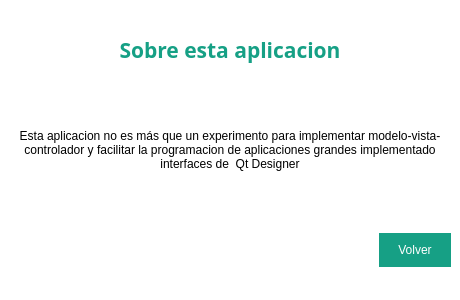
JuanLoaiza007/mvc-python, file views/vista_sobre_nosotros.ui: the form before one commit.
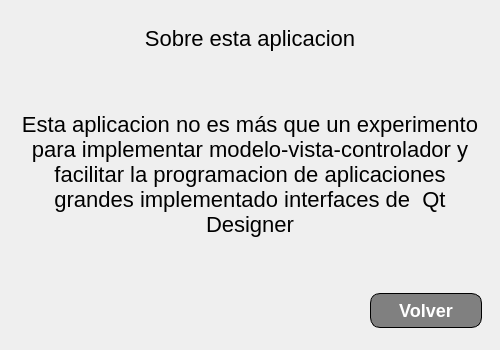
The form after the commit.

```diff
--- a/views/vista_sobre_nosotros.ui
+++ b/views/vista_sobre_nosotros.ui
@@ -6,25 +6,449 @@
    <rect>
     <x>0</x>
     <y>0</y>
-    <width>460</width>
-    <height>300</height>
+    <width>500</width>
+    <height>350</height>
    </rect>
   </property>
   <property name="minimumSize">
    <size>
-    <width>460</width>
-    <height>300</height>
+    <width>500</width>
+    <height>350</height>
    </size>
   </property>
   <property name="maximumSize">
    <size>
-    <width>460</width>
-    <height>300</height>
+    <width>500</width>
+    <height>350</height>
    </size>
   </property>
   <property name="windowTitle">
    <string>MainWindow</string>
   </property>
+  <property name="styleSheet">
+   <string notr="true">/*
+ *
+ *  Simple Stylesheet inspired on Bootstrap for Qt Designer / Qt Creator 
+ *  File: bootstylesheet.css
+ *  Author: JuanLoaiza007
+ *  Version: 1.1.0
+ *
+ */
+
+/*  # Español
+ *  Instrucciones para aplicar en Qt Designer / Qt Creator
+ *  1. Busque la vista de Inspector de objetos &gt;&gt; Objeto &gt;&gt; &quot;MainWindow&quot;.
+ *  2. Dale clic derecho a &quot;MainWindow&quot; y seleccione &quot;Cambiar HojaDeEstilos&quot; o algo similar.
+ *  3. Pegue el contenido de este archivo ahí.
+ *  4. De clic en Aplicar y Aceptar.
+ *  5. Para aplicar los estilos seleccione un objeto, en el Editor de Propiedades agregue un Filtro tipo cadena de texto y nombrelo &quot;class&quot;.
+ *  6. En el Editor de Propiedades habrá una seccion nueva llamada &quot;Propiedades dinámicas&quot; y una propiedad llamada &quot;class&quot;, en la casilla de la derecha aplique todos los estilos que desee, eg. &quot;btn btn-outline-primary br-4&quot;. 
+ */
+
+/*  # English
+ *  Instructions to apply in Qt Designer / Qt Creator
+ *  1. Keep an eye on the Object Inspector &gt;&gt; Object &gt;&gt; &quot;MainWindow&quot;.
+ *  2. Right click on &quot;MainWindow&quot; and select &quot;Change StyleSheet&quot; or something similar.
+ *  3. Paste the content of this file there.
+ *  4. Click Apply and Accept.
+ *  5. To apply the styles, select an object, in the Properties Editor add a Text String Filter and name it &quot;class&quot;.
+ *  6. In the Property Editor there will be a new section called &quot;Dynamic Properties&quot; and a property called &quot;class&quot;, in the box on the right apply all the styles you want, eg. &quot;btn btn-outline-primary br-4&quot;. 
+ */
+
+QMainWindow {
+  font-family: &quot;sans-serif&quot;;
+}
+
+QLabel {
+  font-size: 22px;
+}
+
+QTextEdit {
+  border: 1px solid;
+}
+
+/* Background colors */
+.background-white {
+  background-color: white;
+}
+.background-light {
+  background-color: #f8f9fa;
+}
+.background-black {
+  background-color: black;
+}
+.background-primary {
+  background-color: #0d6efd;
+}
+.background-success {
+  background-color: #198754;
+}
+.background-warning {
+  background-color: #ffc720;
+}
+.background-danger {
+  background-color: #dc3545;
+}
+
+/* Colors */
+.color-white {
+  color: white;
+}
+.color-light {
+  color: #f8f9fa;
+}
+.color-black {
+  color: black;
+}
+.color-primary {
+  color: #0d6efd;
+}
+.color-success {
+  color: #198754;
+}
+.color-warning {
+  color: #ffc720;
+}
+.color-danger {
+  color: #dc3545;
+}
+
+/* Buttons */
+QPushButton {
+  font-weight: 500;
+  color: white;
+  background-color: gray;
+  padding: 6px 12px;
+  font-size: 18px;
+  border-radius: 10px;
+  border: 1px solid;
+}
+
+.btn {
+  font-weight: 500;
+  color: white;
+  background-color: gray;
+  padding: 6px 12px;
+  font-size: 18px;
+  border-radius: 10px;
+  border: 1px solid;
+}
+
+.btn-primary {
+  color: #fff;
+  background-color: #0d6efd;
+  border-color: #0d6efd;
+}
+.btn-primary:hover {
+  color: #fff;
+  background-color: #0b5ed7;
+  border-color: #0a58ca;
+}
+
+.btn-secondary {
+  color: #fff;
+  background-color: #6c757d;
+  border-color: #6c757d;
+}
+.btn-secondary:hover {
+  color: #fff;
+  background-color: #5c636a;
+  border-color: #565e64;
+}
+
+.btn-success {
+  color: #fff;
+  background-color: #198754;
+  border-color: #198754;
+}
+.btn-success:hover {
+  color: #fff;
+  background-color: #157347;
+  border-color: #146c43;
+}
+
+.btn-warning {
+  color: #000;
+  background-color: #ffc107;
+  border-color: #ffc107;
+}
+.btn-warning:hover {
+  color: #000;
+  background-color: #ffca2c;
+  border-color: #ffc720;
+}
+
+.btn-danger {
+  color: #fff;
+  background-color: #dc3545;
+  border-color: #dc3545;
+}
+.btn-danger:hover {
+  color: #fff;
+  background-color: #bb2d3b;
+  border-color: #b02a37;
+}
+
+.btn-light {
+  color: #000;
+  background-color: #f8f9fa;
+  border-color: #f8f9fa;
+}
+.btn-light:hover {
+  color: #000;
+  background-color: #f9fafb;
+  border-color: #f9fafb;
+}
+
+.btn-dark {
+  color: #fff;
+  background-color: #212529;
+  border-color: #212529;
+}
+.btn-dark:hover {
+  color: #fff;
+  background-color: #1c1f23;
+  border-color: #1a1e21;
+}
+
+.btn-outline-primary {
+  background-color: white;
+  color: #0d6efd;
+  border-color: #0d6efd;
+}
+.btn-outline-primary:hover {
+  color: #fff;
+  background-color: #0d6efd;
+  border-color: #0d6efd;
+}
+
+.btn-outline-secondary {
+  background-color: white;
+  color: #6c757d;
+  border-color: #6c757d;
+}
+.btn-outline-secondary:hover {
+  color: #fff;
+  background-color: #6c757d;
+  border-color: #6c757d;
+}
+
+.btn-outline-success {
+  background-color: white;
+  color: #198754;
+  border-color: #198754;
+}
+.btn-outline-success:hover {
+  color: #fff;
+  background-color: #198754;
+  border-color: #198754;
+}
+
+.btn-outline-info {
+  background-color: white;
+  color: #0dcaf0;
+  border-color: #0dcaf0;
+}
+.btn-outline-info:hover {
+  color: #000;
+  background-color: #0dcaf0;
+}
+
+.btn-outline-warning {
+  background-color: white;
+  color: #ffc107;
+  border-color: #ffc107;
+}
+.btn-outline-warning:hover {
+  color: #000;
+  background-color: #ffc107;
+  border-color: #ffc107;
+}
+
+.btn-outline-danger {
+  background-color: white;
+  color: #dc3545;
+  border-color: #dc3545;
+}
+.btn-outline-danger:hover {
+  color: #fff;
+  background-color: #dc3545;
+  border-color: #dc3545;
+}
+
+.btn-outline-light {
+  background-color: #41464b;
+  color: #f8f9fa;
+  border-color: #f8f9fa;
+}
+.btn-outline-light:hover {
+  color: #000;
+  background-color: #f8f9fa;
+  border-color: #f8f9fa;
+}
+
+.btn-outline-dark {
+  background-color: white;
+  color: #212529;
+  border-color: #212529;
+}
+.btn-outline-dark:hover {
+  color: #fff;
+  background-color: #212529;
+  border-color: #212529;
+}
+
+.btn-link {
+  background-color: white;
+  font-weight: 400;
+  color: #0d6efd;
+  text-decoration: underline;
+}
+.btn-link:hover {
+  color: #0a58ca;
+}
+
+/* Border styles */
+.nb {
+  border: 0px solid;
+}
+
+.bt-1 {
+  border-top: 1px solid;
+}
+.bb-1 {
+  border-bottom: 1px solid;
+}
+.bl-1 {
+  border-left: 1px solid;
+}
+.br-1 {
+  border-right: 1px solid;
+}
+.bt-2 {
+  border-top: 2px solid;
+}
+.bb-2 {
+  border-bottom: 2px solid;
+}
+.bl-2 {
+  border-left: 2px solid;
+}
+.br-2 {
+  border-right: 2px solid;
+}
+.bt-3 {
+  border-top: 3px solid;
+}
+.bb-3 {
+  border-bottom: 3px solid;
+}
+.bl-3 {
+  border-left: 3px solid;
+}
+.br-3 {
+  border-right: 3px solid;
+}
+.bt-4 {
+  border-top: 4px solid;
+}
+.bb-4 {
+  border-bottom: 4px solid;
+}
+.bl-4 {
+  border-left: 4px solid;
+}
+.br-4 {
+  border-right: 4px solid;
+}
+
+.br-1 {
+  border-radius: 10px;
+}
+
+.br-2 {
+  border-radius: 15px;
+}
+
+.br-3 {
+  border-radius: 20px;
+}
+
+.br-4 {
+  border-radius: 25px;
+}
+
+/* Title sizes */
+.h1 {
+  font-size: 42px;
+}
+
+.h2 {
+  font-size: 36px;
+}
+
+.h3 {
+  font-size: 32px;
+}
+
+.h4 {
+  font-size: 28px;
+}
+
+.h5 {
+  font-size: 22px;
+}
+
+.h6 {
+  font-size: 18px;
+}
+
+/* Alerts */
+.alert {
+  border: 1px solid;
+}
+
+.alert-primary {
+  color: #084298;
+  background-color: #cfe2ff;
+  border-color: #b6d4fe;
+}
+.alert-secondary {
+  color: #41464b;
+  background-color: #e2e3e5;
+  border-color: #d3d6d8;
+}
+.alert-success {
+  color: #0f5132;
+  background-color: #d1e7dd;
+  border-color: #badbcc;
+}
+.alert-info {
+  color: #055160;
+  background-color: #cff4fc;
+  border-color: #b6effb;
+}
+.alert-warning {
+  color: #664d03;
+  background-color: #fff3cd;
+  border-color: #ffecb5;
+}
+.alert-danger {
+  color: #842029;
+  background-color: #f8d7da;
+  border-color: #f5c2c7;
+}
+.alert-light {
+  color: #636464;
+  background-color: #fefefe;
+  border-color: #fdfdfe;
+}
+.alert-dark {
+  color: #141619;
+  background-color: #d3d3d4;
+  border-color: #bcbebf;
+}</string>
+  </property>
   <widget class="QWidget" name="centralwidget">
    <property name="minimumSize">
     <size>
@@ -33,27 +457,13 @@
     </size>
    </property>
    <property name="styleSheet">
-    <string notr="true">QWidget {
-	background-color: white;
-}</string>
+    <string notr="true"/>
+   </property>
+   <property name="class" stdset="0">
+    <string>background-white</string>
    </property>
    <layout class="QVBoxLayout" name="verticalLayout">
-    <property name="spacing">
-     <number>0</number>
-    </property>
-    <property name="leftMargin">
-     <number>0</number>
-    </property>
-    <property name="topMargin">
-     <number>0</number>
-    </property>
-    <property name="rightMargin">
-     <number>0</number>
-    </property>
-    <property name="bottomMargin">
-     <number>0</number>
-    </property>
-    <item alignment="Qt::AlignVCenter">
+    <item>
      <widget class="QFrame" name="frame_3">
       <property name="maximumSize">
        <size>
@@ -70,21 +480,6 @@
       <layout class="QHBoxLayout" name="horizontalLayout">
        <item>
         <widget class="QLabel" name="lbl_titulo">
-         <property name="font">
-          <font>
-           <family>sans-serif</family>
-           <pointsize>16</pointsize>
-           <weight>75</weight>
-           <italic>false</italic>
-           <bold>true</bold>
-          </font>
-         </property>
-         <property name="styleSheet">
-          <string notr="true">QLabel {
-	font: bold 16pt &quot;sans-serif&quot;;
-	color: #16a085;
-}</string>
-         </property>
          <property name="text">
           <string>Sobre esta aplicacion</string>
          </property>
@@ -107,17 +502,6 @@
       <layout class="QGridLayout" name="gridLayout">
        <item row="0" column="0">
         <widget class="QLabel" name="lbl_cuerpo">
-         <property name="font">
-          <font>
-           <weight>50</weight>
-           <bold>false</bold>
-          </font>
-         </property>
-         <property name="styleSheet">
-          <string notr="true">QLabel {
-	color: black;
-}</string>
-         </property>
          <property name="text">
           <string>Esta aplicacion no es más que un experimento para implementar modelo-vista-controlador y facilitar la programacion de aplicaciones grandes implementado interfaces de  Qt Designer</string>
          </property>
@@ -134,6 +518,12 @@
     </item>
     <item>
      <widget class="QFrame" name="frame">
+      <property name="maximumSize">
+       <size>
+        <width>16777215</width>
+        <height>60</height>
+       </size>
+      </property>
       <property name="frameShape">
        <enum>QFrame::NoFrame</enum>
       </property>
@@ -170,7 +560,7 @@
         <widget class="QFrame" name="frame_5">
          <property name="maximumSize">
           <size>
-           <width>90</width>
+           <width>130</width>
            <height>16777215</height>
           </size>
          </property>
@@ -183,15 +573,6 @@
          <layout class="QGridLayout" name="gridLayout_2">
           <item row="0" column="0">
            <widget class="QPushButton" name="btn_volver">
-            <property name="styleSheet">
-             <string notr="true">QPushButton {
-	border-radius: 20px;
-	background-color: #16a085;
-	color: white;
-	font: bold 12pt &quot;sans-serif&quot;;
-	padding: 10px 0px;
-}</string>
-            </property>
             <property name="text">
              <string>Volver</string>
             </property>
```
Left out of the diff: 9 changed lines with no effect on the pictures.
